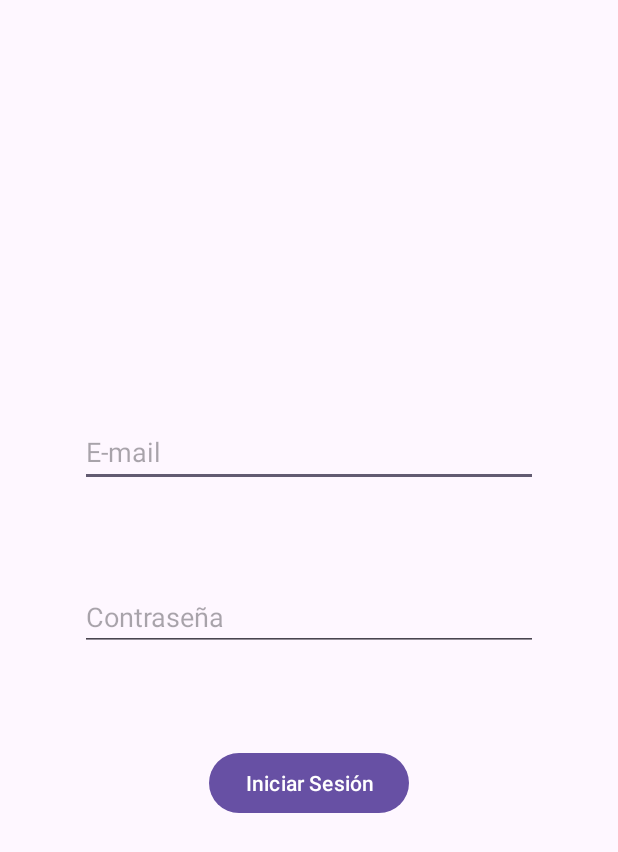
After one commit to maiasauria/MyDeliveryApp, an Android app built with Jetpack Compose: the layout activity_login.xml on its own in the app's theme, with its tools: preview values and no code run, on a phone screen of 412 x 824 dp. The commit adds this screen. Shown: the top 852 px of the screen. Run offline under Robolectric (Android 15) with nearby library versions, the phone set to English and light mode, and no system bars.

Commit message:
Add Login Activity

```diff
--- a/app/src/main/java/com/mleon/mydeliveryapp/presentation/fragments/AFragment.kt
+++ b/app/src/main/java/com/mleon/mydeliveryapp/presentation/fragments/AFragment.kt
@@ -16,8 +16,6 @@ import com.mleon.mydeliveryapp.R
  */
 class AFragment : Fragment() {
     private val TAG = "AFragment"
-    private var param1: String? = null
-    private var param2: String? = null
 
     override fun onAttach(context: android.content.Context) {
         super.onAttach(context)
--- a/app/src/main/java/com/mleon/mydeliveryapp/presentation/fragments/BFragment.kt
+++ b/app/src/main/java/com/mleon/mydeliveryapp/presentation/fragments/BFragment.kt
@@ -15,8 +15,6 @@ import com.mleon.mydeliveryapp.R
  */
 class BFragment : Fragment() {
     private val TAG = "BFragment"
-    private var param1: String? = null
-    private var param2: String? = null
 
     override fun onAttach(context: android.content.Context) {
         super.onAttach(context)
--- /dev/null
+++ b/app/src/main/res/layout/activity_login.xml
@@ -0,0 +1,51 @@
+<?xml version="1.0" encoding="utf-8"?>
+<androidx.constraintlayout.widget.ConstraintLayout xmlns:android="http://schemas.android.com/apk/res/android"
+    xmlns:app="http://schemas.android.com/apk/res-auto"
+    xmlns:tools="http://schemas.android.com/tools"
+    android:id="@+id/main"
+    android:layout_width="match_parent"
+    android:layout_height="match_parent"
+    tools:context=".presentation.activities.LoginActivity">
+
+    <EditText
+        android:id="@+id/editTextTextEmailAddress"
+        android:layout_width="305dp"
+        android:layout_height="46dp"
+        android:layout_marginBottom="32dp"
+        android:ems="10"
+        android:hint="E-mail"
+        android:inputType="textEmailAddress"
+        app:layout_constraintBottom_toTopOf="@+id/editTextTextPassword"
+        app:layout_constraintEnd_toEndOf="parent"
+        app:layout_constraintStart_toStartOf="parent"
+        app:layout_constraintTop_toTopOf="parent"
+        app:layout_constraintVertical_chainStyle="packed" />
+
+    <EditText
+        android:id="@+id/editTextTextPassword"
+        android:layout_width="305dp"
+        android:layout_height="wrap_content"
+        android:layout_marginTop="32dp"
+        android:layout_marginBottom="32dp"
+        android:ems="10"
+        android:hint="Contraseña"
+        android:inputType="textPassword"
+        app:layout_constraintBottom_toTopOf="@+id/btnLogin"
+        app:layout_constraintEnd_toEndOf="parent"
+        app:layout_constraintStart_toStartOf="parent"
+        app:layout_constraintTop_toBottomOf="@+id/editTextTextEmailAddress" />
+
+    <Button
+        android:id="@+id/btnLogin"
+        android:layout_width="wrap_content"
+        android:layout_height="wrap_content"
+        android:layout_marginTop="32dp"
+        android:text="Iniciar Sesión"
+        app:layout_constraintBottom_toBottomOf="parent"
+        app:layout_constraintEnd_toEndOf="parent"
+        app:layout_constraintHorizontal_bias="0.5"
+        app:layout_constraintStart_toStartOf="parent"
+        app:layout_constraintTop_toBottomOf="@+id/editTextTextPassword" />
+
+
+</androidx.constraintlayout.widget.ConstraintLayout>
```
Also changed, not shown: app/src/main/AndroidManifest.xml (+13 -8 lines), app/src/main/java/com/mleon/mydeliveryapp/MiApp.kt (deleted, +0 -16 lines), app/src/main/java/com/mleon/mydeliveryapp/presentation/activities/LoginActivity.kt (added, +44 -0 lines), app/src/main/java/com/mleon/mydeliveryapp/presentation/activities/MainActivity.kt (+6 -5 lines), app/src/main/java/com/mleon/mydeliveryapp/presentation/fragments/ProductListFragment.kt (added, +60 -0 lines), app/src/main/res/layout/activity_main.xml (+6 -13 lines), app/src/main/res/layout/fragment_first.xml (deleted, +0 -35 lines), app/src/main/res/layout/fragment_product_list.xml (added, +14 -0 lines), app/src/main/res/layout/fragment_second.xml (deleted, +0 -35 lines).
